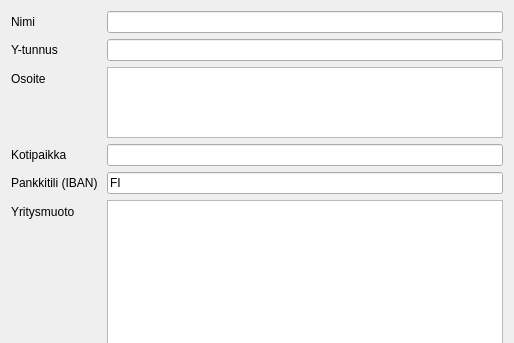
First picture: the form in kitupiikki/uusikirjanpito/uusitiedot.ui, repository artoh/kitupiikki, before the edit; both pictures show x 0 to 514 and y 0 to 343 of the 514 by 542 pixel window.
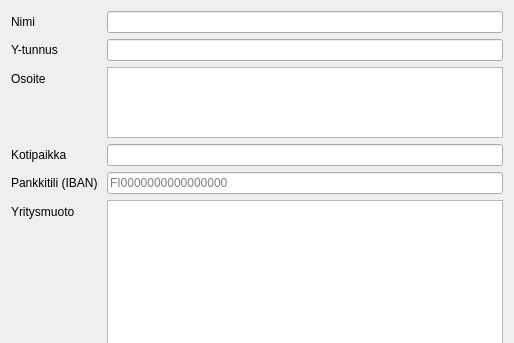
Second picture: the form after the edit.

Patch:
```diff
--- a/kitupiikki/uusikirjanpito/uusitiedot.ui
+++ b/kitupiikki/uusikirjanpito/uusitiedot.ui
@@ -62,8 +62,8 @@
    </item>
    <item row="6" column="1">
     <widget class="QLineEdit" name="tiliLine">
-     <property name="text">
-      <string>FI</string>
+     <property name="placeholderText">
+      <string>FI0000000000000000</string>
      </property>
     </widget>
    </item>
```
